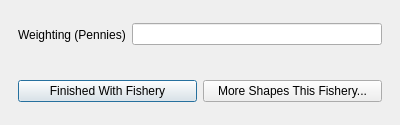
Ecotrust/openoceanmap-desktop, file openoceanmap/Interview/nextpolygon.ui: the form before one commit.
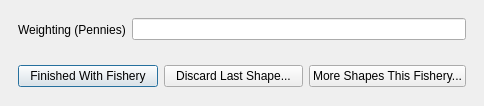
The form after the commit.

Commit message: Fix for ticket #15.  You can now discard a shape after drawing it durring the interview process.

The edit to the form file:
```diff
--- a/openoceanmap/Interview/nextpolygon.ui
+++ b/openoceanmap/Interview/nextpolygon.ui
@@ -6,8 +6,8 @@
    <rect>
     <x>0</x>
     <y>0</y>
-    <width>400</width>
-    <height>125</height>
+    <width>484</width>
+    <height>106</height>
    </rect>
   </property>
   <property name="windowTitle" >
@@ -17,7 +17,19 @@
    <property name="margin" >
     <number>9</number>
    </property>
-   <property name="spacing" >
+   <property name="topMargin" >
+    <number>9</number>
+   </property>
+   <property name="rightMargin" >
+    <number>9</number>
+   </property>
+   <property name="bottomMargin" >
+    <number>9</number>
+   </property>
+   <property name="horizontalSpacing" >
+    <number>6</number>
+   </property>
+   <property name="verticalSpacing" >
     <number>6</number>
    </property>
    <item row="0" column="0" >
@@ -52,12 +64,6 @@
    <item row="1" column="0" >
     <widget class="QWidget" native="1" name="widget" >
      <layout class="QHBoxLayout" >
-      <property name="margin" >
-       <number>9</number>
-      </property>
-      <property name="spacing" >
-       <number>6</number>
-      </property>
       <item>
        <widget class="QPushButton" name="pbnShapeFinished" >
         <property name="text" >
@@ -65,6 +71,13 @@
         </property>
        </widget>
       </item>
+      <item>
+       <widget class="QPushButton" name="pbnShapeDiscard" >
+        <property name="text" >
+         <string>Discard Last Shape...</string>
+        </property>
+       </widget>
+      </item>
       <item>
        <widget class="QPushButton" name="pbnMoreShapes" >
         <property name="text" >
```
Left out of the diff: 17 changed lines with no effect on the pictures. The commit also changes 9 other files.
